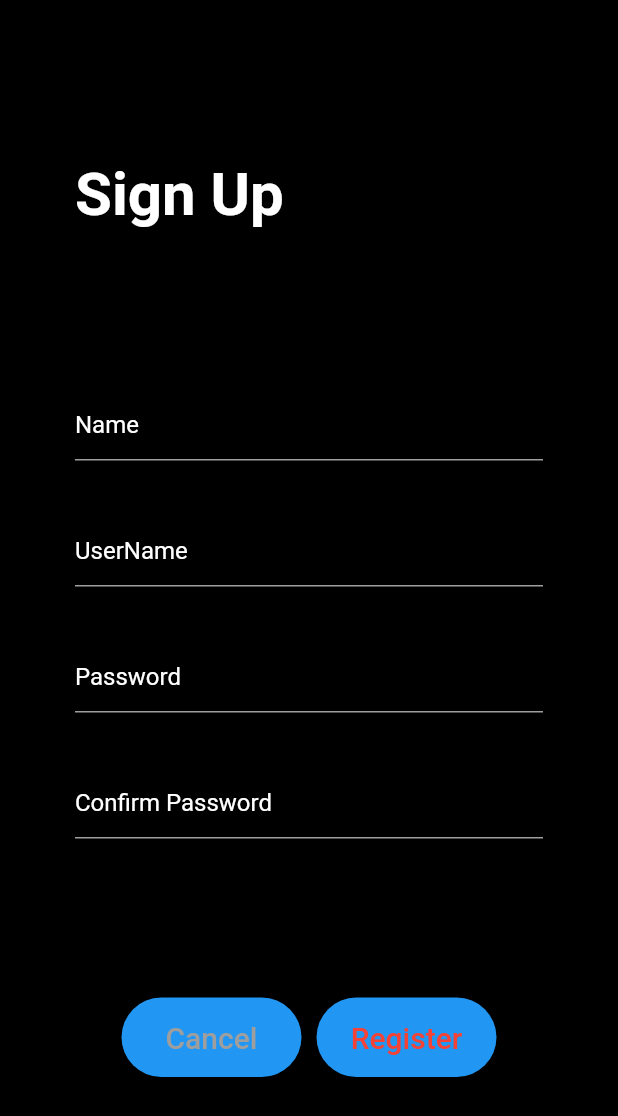
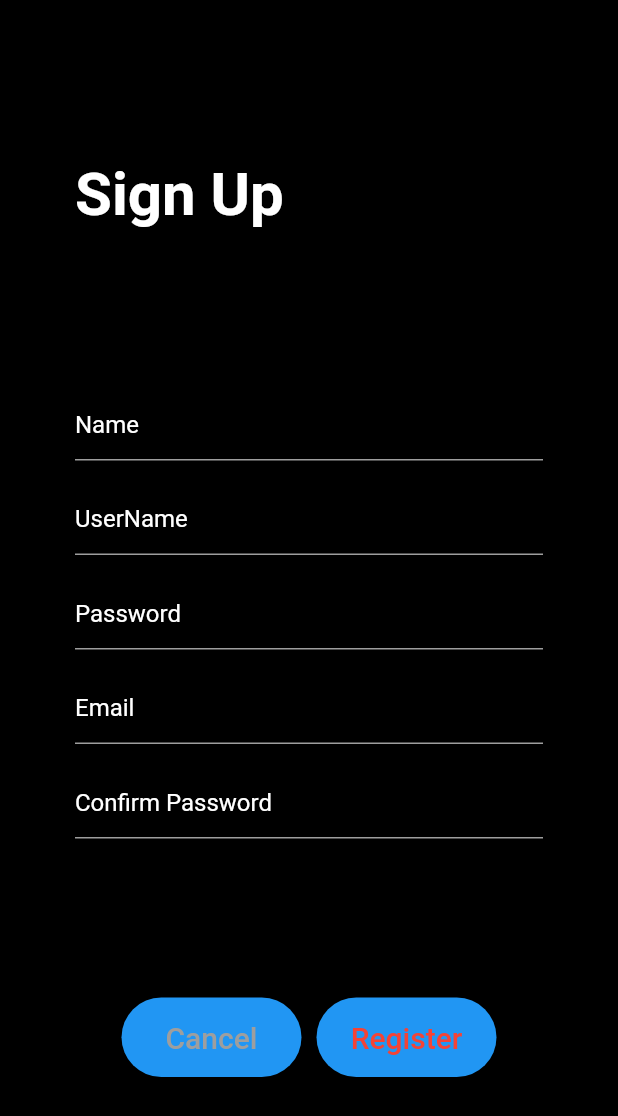
Before and after one commit to AnuLoveCoding/app_food, a Flutter app: the screen it shows after launch, on a phone screen of 412 x 824 dp. Shown: the top 1116 px of the screen. Run offline on Flutter 3.47's test engine with Material 2 defaults, Android fonts, the phone set to English and light mode, and no system bars.

Commit message:
"app_food Project"

```diff
--- a/lib/screens/login_page.dart
+++ b/lib/screens/login_page.dart
@@ -1,8 +1,9 @@
 import 'package:flutter/material.dart';
 
 class LoginPage extends StatelessWidget {
-  Widget textFeild({required String hintText, required IconData icon}){
+  Widget textFeild({required String hintText, required IconData icon, required bool obscureText}){
     return TextField(
+      obscureText: obscureText,
       decoration: InputDecoration(
          prefixIcon: Icon(icon,color: Colors.white,),
           hintText: hintText,
@@ -44,10 +45,12 @@ class LoginPage extends StatelessWidget {
             child: Column(
                 children: [
                   textFeild(
+                    obscureText: false,
                     hintText: 'UserName',
                     icon: Icons.person_outline,),
                   SizedBox(height: 30.0,),
                   textFeild(
+                    obscureText: true,
                     icon: Icons.password,
                     hintText: 'Password'),
                 ],
--- a/lib/screens/sign_up.dart
+++ b/lib/screens/sign_up.dart
@@ -1,24 +1,9 @@
+import 'package:app_food/screens/widget/text_field.dart';
 import 'package:flutter/cupertino.dart';
 import 'package:flutter/material.dart';
 
 class SignUp extends StatelessWidget {
 
-  Widget textFeild({required String hinText}){
-    return TextField(
-      decoration: InputDecoration(
-        hintText: hinText,
-        hintStyle: TextStyle(
-          color: Colors.white,
-        ),
-        enabledBorder: UnderlineInputBorder(
-
-          borderSide: BorderSide(
-            color: Colors.grey,
-          ),
-        ),
-      ),
-    );
-  }
 
   Widget button({required String buttonName, required Color color}){
     return Container(
@@ -59,10 +44,11 @@ class SignUp extends StatelessWidget {
                   child: Column(
                     mainAxisAlignment: MainAxisAlignment.spaceBetween,
                     children: [
-                      textFeild(hinText: 'Name'),
-                      textFeild(hinText: 'UserName'),
-                      textFeild(hinText: 'Password'),
-                      textFeild(hinText: 'Confirm Password'),
+                      MyTextFeild(hintText: "Name", obscureText: false),
+                      MyTextFeild(hintText: 'UserName', obscureText: false),
+                      MyTextFeild(hintText: 'Password', obscureText: true),
+                      MyTextFeild(hintText: 'Email', obscureText: false),
+                      MyTextFeild(hintText: 'Confirm Password', obscureText: true)
                     ],
                   ),
                 ),
--- /dev/null
+++ b/lib/screens/widget/text_field.dart
@@ -0,0 +1,29 @@
+import 'package:flutter/material.dart';
+class MyTextFeild extends StatelessWidget {
+    final String hintText;
+    final bool obscureText;
+
+    MyTextFeild({required this.hintText, required  this.obscureText});
+
+
+
+  @override
+  Widget build(BuildContext context) {
+    return TextField(
+      obscureText: obscureText,
+      style: TextStyle(color: Colors.white),
+      decoration: InputDecoration(
+        hintText: hintText,
+        hintStyle: TextStyle(
+          color: Colors.white,
+        ),
+        enabledBorder: UnderlineInputBorder(
+
+          borderSide: BorderSide(
+            color: Colors.grey,
+          ),
+        ),
+      ),
+    );
+  }
+}
```
